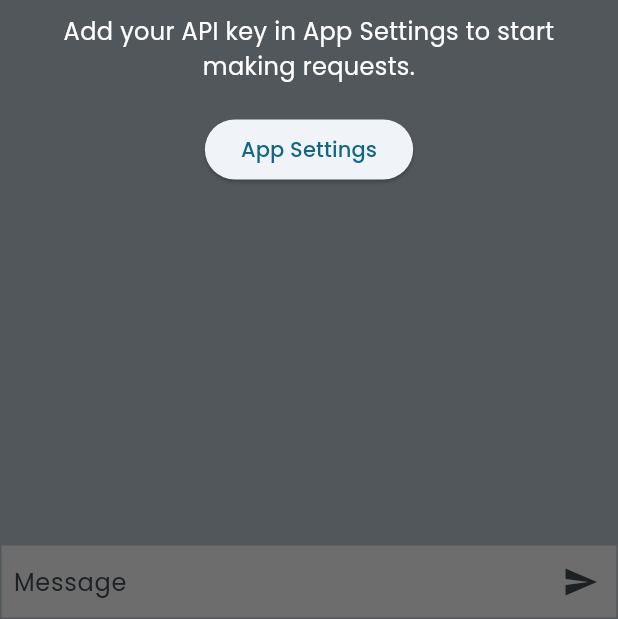
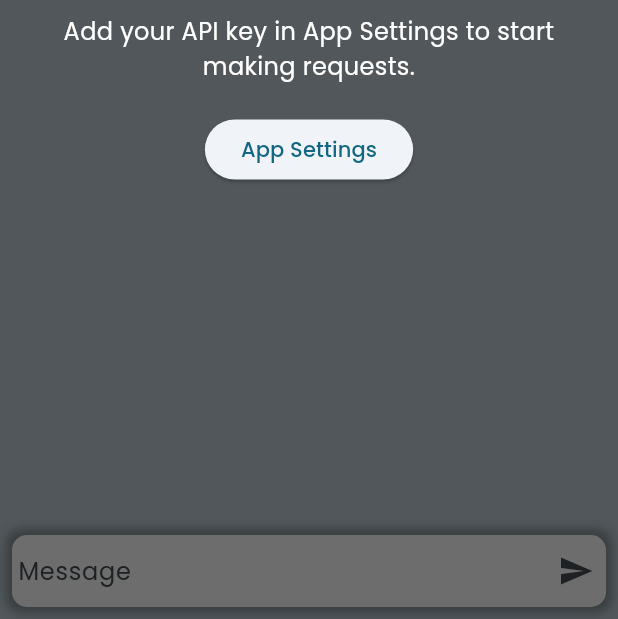
Before and after one commit to Gyarados/demux_app, a Flutter app: the screen it shows after launch, on a phone screen of 412 x 824 dp, the part 617-1236 px from its top. Run offline on Flutter 3.47's test engine with Material 3 defaults, Android fonts, the phone set to English and light mode, and no system bars; our stand-ins replace auto_route, expandable, flutter_bloc, flutter_spinkit, google_fonts, hydrated_bloc and 4 more; missing offline and left inert: fetch_client, flutter_highlighter, flutter_markdown_selectionarea, highlight, markdown, open_file_plus.

Commit message:
Better message controls UI

```diff
--- a/lib/app/pages/chat/widgets/chat_widget.dart
+++ b/lib/app/pages/chat/widgets/chat_widget.dart
@@ -65,7 +65,7 @@ class _ChatWidgetState extends State<ChatWidget> {
   messagePromptListener() {
     if (messagePromptFocusNode.hasFocus) {
       setState(() {
-        messagePromptMaxLines = 5;
+        messagePromptMaxLines = 10;
       });
     } else {
       setState(() {
@@ -100,10 +100,11 @@ class _ChatWidgetState extends State<ChatWidget> {
       return Scaffold(
         backgroundColor: Colors.blueGrey.shade200,
         floatingActionButton: getFloatingActionButton(),
-        body: Column(
+        body: Stack(
           children: [
-            Expanded(child: getChatMessages()),
-            getMessageControls(),
+            getChatMessages(),
+            Align(
+                alignment: Alignment.bottomCenter, child: getMessageControls()),
           ],
         ),
       );
@@ -192,11 +193,22 @@ class _ChatWidgetState extends State<ChatWidget> {
   }
 
   Widget getMessageControls() {
-    return Container(
+    return Padding(
+        padding: EdgeInsets.all(8),
+        child: Container(
           padding: EdgeInsets.all(0.0),
           decoration: BoxDecoration(
+              boxShadow: [
+                BoxShadow(
+                  color: Colors.black.withOpacity(0.3),
+                  spreadRadius: 4,
+                  blurRadius: 5,
+                  offset: Offset(0, 0),
+                ),
+              ],
               color: Colors.grey[200],
-          border: Border.all(color: Colors.blueGrey[200]!)),
+              borderRadius: BorderRadius.circular(10),
+              ),
           child: Row(
             children: <Widget>[
               Expanded(
@@ -207,7 +219,7 @@ class _ChatWidgetState extends State<ChatWidget> {
                   decoration: InputDecoration(
                     hintText: "Message",
                     border: InputBorder.none,
-                contentPadding: EdgeInsets.symmetric(horizontal: 8.0),
+                    contentPadding: EdgeInsets.all(4),
                   ),
                   focusNode: messagePromptFocusNode,
                   maxLines: messagePromptMaxLines,
@@ -216,12 +228,14 @@ class _ChatWidgetState extends State<ChatWidget> {
                 ),
               ),
               IconButton(
+                visualDensity: VisualDensity.compact,
+                padding: EdgeInsets.all(0),
                 icon: loading ? Icon(Icons.stop) : Icon(Icons.send),
                 onPressed: loading ? stopGenerating : sendMessage,
               ),
             ],
           ),
-    );
+        ));
   }
 
   void animateToEnd() async {
@@ -312,9 +326,15 @@ class _ChatWidgetState extends State<ChatWidget> {
         if (index == messages.length) {
           return loading || messages.isEmpty
               ? const SizedBox.shrink()
-              : Center(
+              : Column(children: [
+                  Center(
                       child: TextButton(
-                      onPressed: sendContinueMessage, child: Text("Continue")));
+                          onPressed: sendContinueMessage,
+                          child: Text("Continue"))),
+                  SizedBox(
+                    height: 56,
+                  )
+                ]);
         }
 
         if (!systemPromptsAreVisible && messages[index].role == "system") {
@@ -353,7 +373,7 @@ class _ChatWidgetState extends State<ChatWidget> {
               // tileColor: getMessageColor(messages[index].role),
               title: Padding(
                   padding: EdgeInsets.only(bottom: 8),
-                child:Row(
+                  child: Row(
                       mainAxisAlignment: MainAxisAlignment.spaceBetween,
                       children: [
                         Container(
@@ -390,7 +410,8 @@ class _ChatWidgetState extends State<ChatWidget> {
                             MenuItemButton(
                               onPressed: () {
                                 startEditingMessage(context, index);
-                            chatCompletionCubit.saveCurrentMessages(messages);
+                                chatCompletionCubit
+                                    .saveCurrentMessages(messages);
                               },
                               child: Text("Edit"),
                             ),
@@ -398,7 +419,8 @@ class _ChatWidgetState extends State<ChatWidget> {
                               onPressed: () {
                                 setState(() {
                                   messages.removeAt(index);
-                              chatCompletionCubit.saveCurrentMessages(messages);
+                                  chatCompletionCubit
+                                      .saveCurrentMessages(messages);
                                 });
                               },
                               child: Text(
@@ -407,8 +429,8 @@ class _ChatWidgetState extends State<ChatWidget> {
                               ),
                             ),
                           ],
-                      builder: (BuildContext context, MenuController controller,
-                          Widget? child) {
+                          builder: (BuildContext context,
+                              MenuController controller, Widget? child) {
                             return IconButton(
                               onPressed: () {
                                 if (controller.isOpen) {
```
Lines whose indentation alone changed are shown as unchanged.
